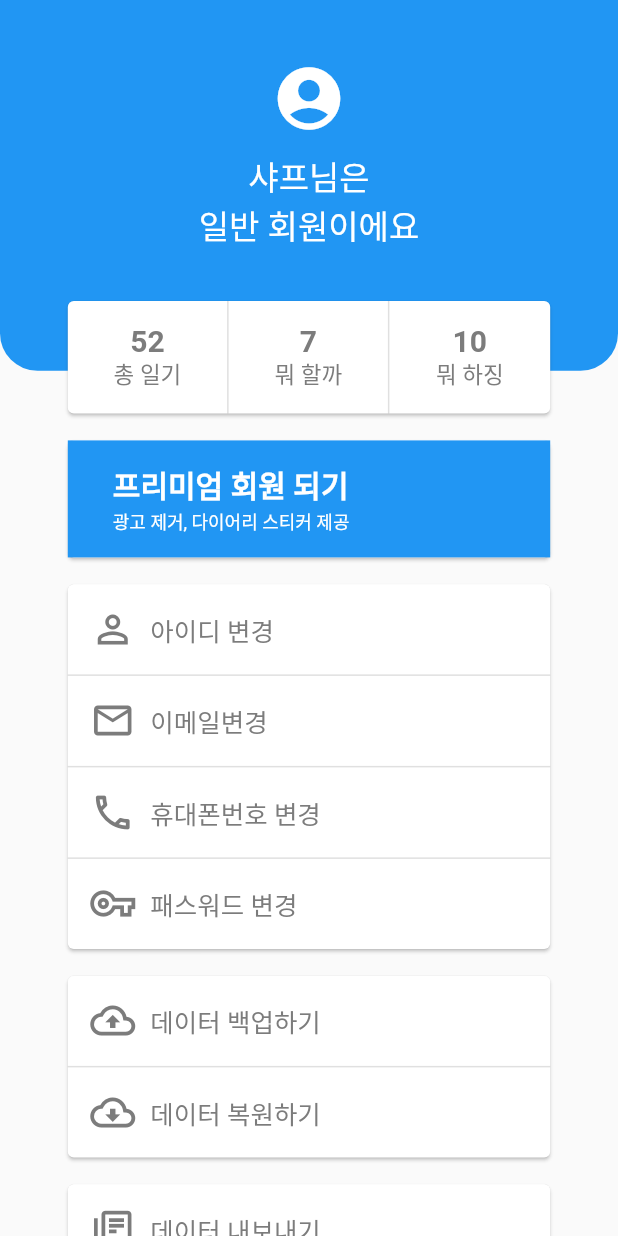
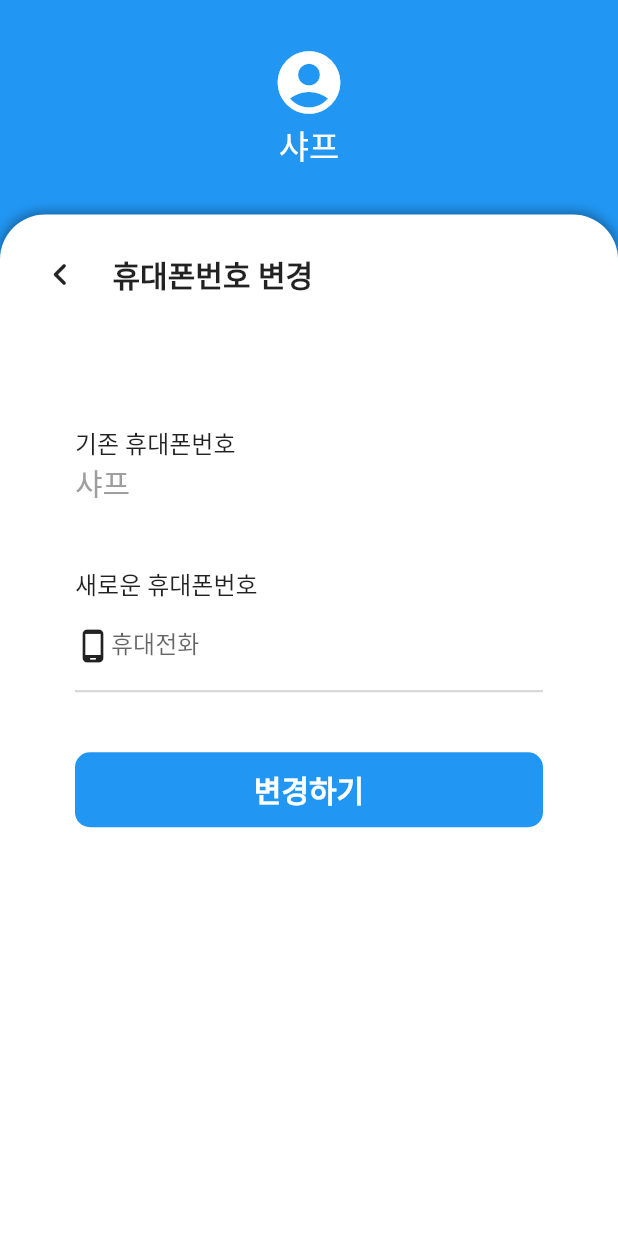
Before and after one commit to DBLabProj/sumpyo, a Flutter app: the myPage screen opened directly, after a tap on "휴대폰번호 변경", on a phone screen of 412 x 824 dp. Run offline on Flutter 3.47's test engine with Material 2 defaults, Android fonts, the light colour scheme and no system bars; our stand-ins replace awesome_bottom_bar, fluttertoast, google_fonts, table_calendar; missing offline and left inert: multi_masked_formatter, sliding_up_panel2; generated files the repository leaves out were written again.

Commit message:
Modify detail_screen

```diff
--- a/lib/screens/edit_account_info.dart
+++ b/lib/screens/edit_account_info.dart
@@ -1,7 +1,15 @@
 import 'package:flutter/material.dart';
+import 'package:sumpyo/screens/signup_screen.dart';
 
 class editAccount extends StatefulWidget {
-  const editAccount({super.key});
+  String dataType;
+  bool isEditScreen;
+
+  editAccount({
+    super.key,
+    required this.dataType,
+    this.isEditScreen = true,
+  });
 
   @override
   State<editAccount> createState() => _editAccountState();
@@ -59,23 +67,51 @@ class _editAccountState extends State<editAccount> {
                     )
                   ],
                 ),
-                child: Column(
+                child: widget.isEditScreen
+                    ? editInfoWidget(dataType: widget.dataType)
+                    : manageData(
+                        dataType: widget.dataType,
+                      ),
+              ),
+            ),
+          ],
+        ),
+      ),
+    );
+  }
+}
+
+class manageData extends StatelessWidget {
+  String dataType;
+  manageData({
+    super.key,
+    required this.dataType,
+  });
+
+  @override
+  Widget build(BuildContext context) {
+    return Column(
       crossAxisAlignment: CrossAxisAlignment.start,
       children: [
         Padding(
           padding: const EdgeInsets.all(25),
           child: Row(
-                        children: const [
-                          Icon(
+            children: [
+              GestureDetector(
+                onTap: () {
+                  Navigator.of(context).pop();
+                },
+                child: const Icon(
                   Icons.navigate_before_rounded,
                   size: 30,
                 ),
-                          SizedBox(
+              ),
+              const SizedBox(
                 width: 20,
               ),
               Text(
-                            "아이디 변경",
-                            style: TextStyle(
+                dataType,
+                style: const TextStyle(
                   fontSize: 20,
                   fontWeight: FontWeight.w600,
                 ),
@@ -85,68 +121,110 @@ class _editAccountState extends State<editAccount> {
         ),
         Padding(
           padding: const EdgeInsets.symmetric(
-                          horizontal: 50, vertical: 40),
+            horizontal: 50,
+            vertical: 40,
+          ),
           child: Column(
             crossAxisAlignment: CrossAxisAlignment.start,
             children: [
-                          Padding(
-                            padding: const EdgeInsets.symmetric(
+              Container(
+                margin: const EdgeInsets.symmetric(
                   vertical: 20,
                 ),
-                            child: Column(
-                              crossAxisAlignment: CrossAxisAlignment.start,
-                              children: const [
-                                Text(
-                                  "기존 아이디",
-                                  style: TextStyle(
-                                    fontSize: 16,
+                decoration: BoxDecoration(
+                  color: Theme.of(context).primaryColor,
+                  borderRadius: BorderRadius.circular(10),
                 ),
+                child: Row(
+                  mainAxisAlignment: MainAxisAlignment.center,
+                  children: [
+                    Padding(
+                      padding: const EdgeInsets.all(10),
+                      child: Text(
+                        dataType == "데이터 백업하기" ? "백업하기" : "복원하기",
+                        style: const TextStyle(
+                          color: Colors.white,
+                          fontSize: 20,
+                          fontWeight: FontWeight.w600,
                         ),
-                                Text(
-                                  "샤프",
-                                  style: TextStyle(
-                                    color: Colors.grey,
-                                    fontSize: 20,
                       ),
                     ),
                   ],
                 ),
               ),
+            ],
+          ),
+        ),
+      ],
+    );
+  }
+}
+
+class editInfoWidget extends StatelessWidget {
+  String dataType;
+  editInfoWidget({
+    super.key,
+    required this.dataType,
+  });
+
+  @override
+  Widget build(BuildContext context) {
+    return Column(
+      crossAxisAlignment: CrossAxisAlignment.start,
+      children: [
+        // dataType 변경 및 뒤로 가기 버튼
         Padding(
-                            padding: const EdgeInsets.symmetric(vertical: 20),
+          padding: const EdgeInsets.all(25),
+          child: Row(
+            children: [
+              GestureDetector(
+                onTap: () {
+                  Navigator.of(context).pop();
+                },
+                child: const Icon(
+                  Icons.navigate_before_rounded,
+                  size: 30,
+                ),
+              ),
+              const SizedBox(
+                width: 20,
+              ),
+              Text(
+                '$dataType 변경',
+                style: const TextStyle(
+                  fontSize: 20,
+                  fontWeight: FontWeight.w600,
+                ),
+              ),
+            ],
+          ),
+        ),
+        // 기존 정보 및 새로운 값 입력
+        Padding(
+          padding: const EdgeInsets.symmetric(
+            horizontal: 50,
+            vertical: 40,
+          ),
           child: Column(
             crossAxisAlignment: CrossAxisAlignment.start,
             children: [
-                                const Text(
-                                  "새로운 아이디",
-                                  style: TextStyle(
-                                    fontSize: 16,
+              // 기존 정보
+              existingInfo(
+                title: dataType,
               ),
+              // 새로운 정보
+              newInfo(
+                title: dataType,
               ),
+              // 제출 버튼
               Container(
-                                  decoration: BoxDecoration(
-                                      border: Border(
-                                          bottom: BorderSide(
-                                              width: 1.5,
-                                              color: Colors.grey
-                                                  .withOpacity(0.4)))),
-                                  child: Row(
-                                    mainAxisAlignment: MainAxisAlignment.start,
-                                    children: [
-                                      Flexible(
-                                        child: TextFormField(),
+                margin: const EdgeInsets.symmetric(
+                  vertical: 20,
                 ),
-                                    ],
-                                  ),
-                                )
-                              ],
-                            ),
-                          ),
-                          Container(
-                            margin: const EdgeInsets.symmetric(vertical: 20),
                 decoration: BoxDecoration(
                   color: Theme.of(context).primaryColor,
-                                borderRadius: BorderRadius.circular(10)),
+                  borderRadius: BorderRadius.circular(10),
+                ),
                 child: Row(
                   mainAxisAlignment: MainAxisAlignment.center,
                   children: const [
@@ -168,12 +246,122 @@ class _editAccountState extends State<editAccount> {
           ),
         ),
       ],
+    );
+  }
+}
+
+class newInfo extends StatefulWidget {
+  String title;
+  newInfo({
+    super.key,
+    required this.title,
+  });
+
+  @override
+  State<newInfo> createState() => _newInfoState();
+}
+
+class _newInfoState extends State<newInfo> {
+  TextEditingController emailController = TextEditingController();
+  TextEditingController phoneController = TextEditingController();
+  TextEditingController pwController = TextEditingController();
+  TextEditingController pwCheckController = TextEditingController();
+  changeDomain(var value) {
+    // print(value);
+  }
+
+  late Widget test;
+  dataSet(String title) {
+    if (title == "이메일") {
+      setState(() {
+        test = emailTextbox(
+            emailController: emailController, changeDomain: changeDomain);
+      });
+    } else if (title == "아이디") {
+      setState(() {
+        test = TextFormField();
+      });
+    } else if (title == "휴대폰번호") {
+      setState(
+        () {
+          test = phoneTextbox(
+            phoneController: phoneController,
+          );
+        },
+      );
+    } else {
+      test = signupPwBox(
+        pwController: pwController,
+        pwCheckController: pwCheckController,
+      );
+    }
+  }
+
+  @override
+  Widget build(BuildContext context) {
+    dataSet(widget.title);
+    return Padding(
+      padding: const EdgeInsets.symmetric(
+        vertical: 20,
       ),
+      child: Column(
+        crossAxisAlignment: CrossAxisAlignment.start,
+        children: [
+          Row(
+            children: [
+              Text(
+                '새로운 ${widget.title}',
+                style: const TextStyle(
+                  fontSize: 16,
                 ),
               ),
             ],
           ),
+          Row(
+            mainAxisAlignment: MainAxisAlignment.start,
+            children: [
+              Flexible(
+                child: test,
+              ),
+            ],
+          )
+        ],
       ),
     );
   }
 }
+
+class existingInfo extends StatelessWidget {
+  String title;
+  existingInfo({
+    super.key,
+    required this.title,
+  });
+
+  @override
+  Widget build(BuildContext context) {
+    return Padding(
+      padding: const EdgeInsets.symmetric(
+        vertical: 20,
+      ),
+      child: Column(
+        crossAxisAlignment: CrossAxisAlignment.start,
+        children: [
+          Text(
+            "기존 $title",
+            style: const TextStyle(
+              fontSize: 16,
+            ),
+          ),
+          const Text(
+            "샤프",
+            style: TextStyle(
+              color: Colors.grey,
+              fontSize: 20,
+            ),
+          ),
+        ],
+      ),
+    );
+  }
+}
--- a/lib/screens/mypage_screen.dart
+++ b/lib/screens/mypage_screen.dart
@@ -1,4 +1,6 @@
 import 'package:flutter/material.dart';
+import 'package:sumpyo/screens/edit_account_info.dart';
+import 'package:sumpyo/screens/manageData.dart';
 
 class myPage extends StatefulWidget {
   const myPage({
@@ -143,19 +145,19 @@ class _mypage_screState extends State<myPage> {
                         children: [
                           changeInfo(
                             ico: Icons.person_outline_outlined,
-                            info: "아이디 변경",
+                            info: "아이디",
                           ),
                           changeInfo(
                             ico: Icons.email_outlined,
-                            info: "이메일변경",
+                            info: "이메일",
                           ),
                           changeInfo(
                             ico: Icons.local_phone_outlined,
-                            info: "휴대폰번호 변경",
+                            info: "휴대폰번호",
                           ),
                           changeInfo(
                             ico: Icons.vpn_key_outlined,
-                            info: "패스워드 변경",
+                            info: "패스워드",
                             isBottoom: true,
                           ),
                         ],
@@ -167,11 +169,11 @@ class _mypage_screState extends State<myPage> {
                     Card(
                       child: Column(
                         children: [
-                          changeInfo(
+                          dataIO(
                             ico: Icons.backup_outlined,
                             info: "데이터 백업하기",
                           ),
-                          changeInfo(
+                          dataIO(
                             ico: Icons.cloud_download_outlined,
                             info: "데이터 복원하기",
                             isBottoom: true,
@@ -185,7 +187,7 @@ class _mypage_screState extends State<myPage> {
                     Card(
                       child: Column(
                         children: [
-                          changeInfo(
+                          dataIO(
                             ico: Icons.library_books_outlined,
                             info: "데이터 내보내기",
                             isBottoom: true,
@@ -232,9 +234,10 @@ class recordInfo extends StatelessWidget {
             Text(
               '$cnt',
               style: const TextStyle(
-                  color: Color.fromRGBO(124, 124, 124, 1),
-                  fontSize: 20,
-                  fontWeight: FontWeight.w600),
+                color: Color.fromRGBO(124, 124, 124, 1),
+                fontSize: 20,
+                fontWeight: FontWeight.w600,
+              ),
             ),
             Text(
               title,
@@ -265,13 +268,22 @@ class changeInfo extends StatelessWidget {
   Widget build(BuildContext context) {
     return GestureDetector(
       onTap: () {
-        print(info);
+        Navigator.push(
+          context,
+          MaterialPageRoute(
+            builder: (context) => editAccount(
+              dataType: info,
+            ),
+          ),
+        );
       },
       child: Container(
         decoration: BoxDecoration(
           border: Border(
               bottom: !isBottoom
-                  ? BorderSide(color: Theme.of(context).dividerColor)
+                  ? BorderSide(
+                      color: Theme.of(context).dividerColor,
+                    )
                   : BorderSide.none),
           color: const Color.fromARGB(1, 255, 255, 255),
         ),
@@ -284,11 +296,19 @@ class changeInfo extends StatelessWidget {
               color: const Color.fromRGBO(124, 124, 124, 1),
             ),
             Padding(
-              padding: const EdgeInsets.symmetric(horizontal: 10),
-              child: Text(
-                info,
-                style: const TextStyle(
-                    color: Color.fromRGBO(124, 124, 124, 1), fontSize: 17),
+              padding: const EdgeInsets.symmetric(
+                horizontal: 10,
+              ),
+              child: Row(
+                children: [
+                  Text(
+                    '$info 변경',
+                    style: const TextStyle(
+                      color: Color.fromRGBO(124, 124, 124, 1),
+                      fontSize: 17,
+                    ),
+                  ),
+                ],
               ),
             ),
           ],
@@ -297,3 +317,64 @@ class changeInfo extends StatelessWidget {
     );
   }
 }
+
+class dataIO extends StatelessWidget {
+  final String info;
+  final IconData ico;
+  bool isBottoom;
+  dataIO({
+    super.key,
+    required this.info,
+    required this.ico,
+    this.isBottoom = false,
+  });
+
+  @override
+  Widget build(BuildContext context) {
+    return GestureDetector(
+      onTap: () {
+        Navigator.push(
+          context,
+          MaterialPageRoute(
+            builder: (context) => ManageData(
+              dataType: info,
+            ),
+          ),
+        );
+      },
+      child: Container(
+        decoration: BoxDecoration(
+          border: Border(
+              bottom: !isBottoom
+                  ? BorderSide(
+                      color: Theme.of(context).dividerColor,
+                    )
+                  : BorderSide.none),
+          color: const Color.fromARGB(1, 255, 255, 255),
+        ),
+        padding: const EdgeInsets.all(15),
+        child: Row(
+          children: [
+            Icon(
+              ico,
+              size: 30,
+              color: const Color.fromRGBO(124, 124, 124, 1),
+            ),
+            Padding(
+              padding: const EdgeInsets.symmetric(
+                horizontal: 10,
+              ),
+              child: Text(
+                info,
+                style: const TextStyle(
+                  color: Color.fromRGBO(124, 124, 124, 1),
+                  fontSize: 17,
+                ),
+              ),
+            ),
+          ],
+        ),
+      ),
+    );
+  }
+}
```
Also changed, not shown: lib/screens/home_screen.dart (+10 -6 lines), lib/screens/manageData.dart (added, +68 -0 lines), lib/screens/signup_screen.dart (+17 -7 lines). Lines whose indentation alone changed are shown as unchanged.
